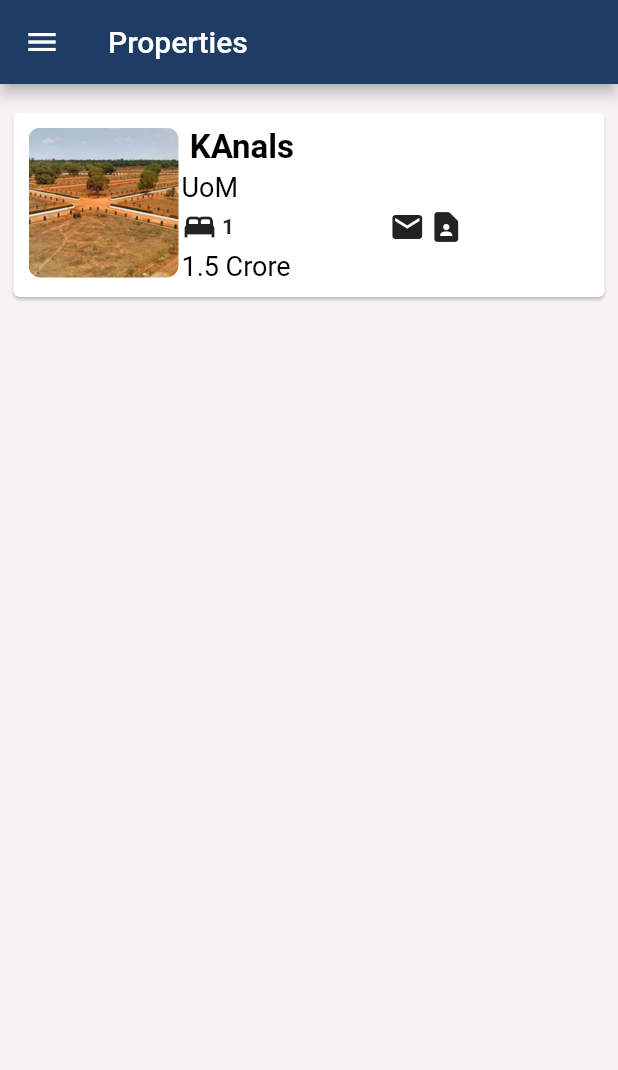
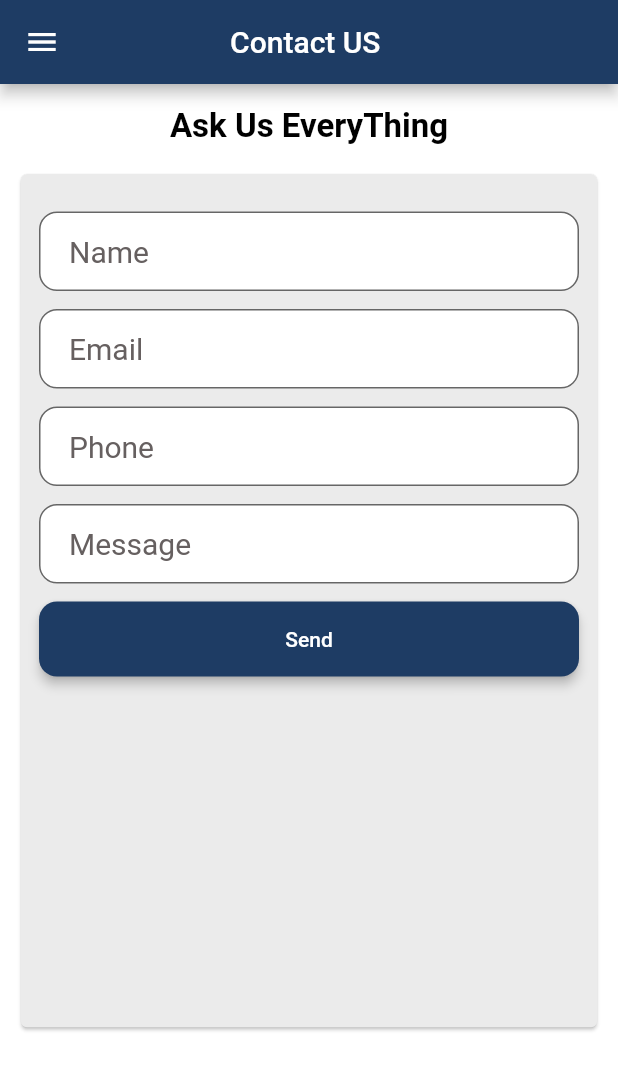
Before and after one commit to Musakhan14/property_app, a Flutter app: the screen it shows after launch, in the side drawer, after a tap on the "home" icon, on a phone screen of 412 x 824 dp. Shown: the top 1070 px of the screen. Run offline on Flutter 3.47's test engine with Material 2 defaults, Android fonts, the phone set to English and light mode, and no system bars; our stand-ins replace animated_splash_screen, awesome_bottom_bar.

Commit message:
2nd commit

```diff
--- /dev/null
+++ b/lib/Screens/contact_us_screen.dart
@@ -0,0 +1,159 @@
+import 'package:flutter/material.dart';
+import 'package:property_app/Widgets/app_drawer.dart';
+
+class ContactUScreen extends StatelessWidget {
+  const ContactUScreen({super.key});
+
+  @override
+  Widget build(BuildContext context) {
+    return Scaffold(
+      backgroundColor: Colors.white,
+      drawer: const AppDrawe(),
+      appBar: AppBar(
+        backgroundColor: Theme.of(context).primaryColor,
+        centerTitle: true,
+        title: const Text('Contact US '),
+      ),
+      body: Padding(
+        padding: const EdgeInsets.symmetric(horizontal: 10, vertical: 15),
+        child: Column(
+          // mainAxisAlignment: MainAxisAlignment.center,
+          crossAxisAlignment: CrossAxisAlignment.center,
+          children: [
+            const Center(
+                child: Text(
+              'Ask Us EveryThing',
+              style: TextStyle(
+                color: Colors.black,
+                fontSize: 22,
+                fontWeight: FontWeight.bold,
+              ),
+            )),
+            const SizedBox(height: 15),
+            // ignore: sized_box_for_whitespace
+            Container(
+              height: MediaQuery.of(context).size.height * 0.7,
+              width: MediaQuery.of(context).size.width,
+              child: Card(
+                color: const Color(0xffEBEBEB),
+                child: Padding(
+                  padding:
+                      const EdgeInsets.symmetric(horizontal: 12, vertical: 25),
+                  child: SingleChildScrollView(
+                    child: Column(
+                      children: [
+                        TextField(
+                          textAlign: TextAlign.start,
+                          decoration: InputDecoration(
+                            hintText: 'Name',
+                            hintStyle: const TextStyle(
+                              color: Color.fromARGB(255, 102, 96, 96),
+                              fontWeight: FontWeight.normal,
+                            ),
+                            contentPadding: const EdgeInsets.symmetric(
+                                vertical: 15, horizontal: 20),
+                            filled: true,
+                            fillColor: Colors.white,
+                            border: OutlineInputBorder(
+                                borderRadius: BorderRadius.circular(12)),
+                            focusedBorder: const OutlineInputBorder(
+                              borderRadius:
+                                  BorderRadius.all(Radius.circular(12.0)),
+                              borderSide: BorderSide(color: Colors.black),
+                            ),
+                          ),
+                        ),
+                        const SizedBox(height: 12),
+                        TextField(
+                          textAlign: TextAlign.start,
+                          decoration: InputDecoration(
+                            hintText: 'Email',
+                            hintStyle: const TextStyle(
+                              color: Color.fromARGB(255, 102, 96, 96),
+                              fontWeight: FontWeight.normal,
+                            ),
+                            contentPadding: const EdgeInsets.symmetric(
+                                vertical: 15, horizontal: 20),
+                            filled: true,
+                            fillColor: Colors.white,
+                            border: OutlineInputBorder(
+                                borderRadius: BorderRadius.circular(12)),
+                            focusedBorder: const OutlineInputBorder(
+                              borderRadius:
+                                  BorderRadius.all(Radius.circular(12.0)),
+                              borderSide: BorderSide(color: Colors.black),
+                            ),
+                          ),
+                        ),
+                        const SizedBox(height: 12),
+                        TextField(
+                          textAlign: TextAlign.start,
+                          decoration: InputDecoration(
+                            hintText: 'Phone',
+                            hintStyle: const TextStyle(
+                              color: Color.fromARGB(255, 102, 96, 96),
+                              fontWeight: FontWeight.normal,
+                            ),
+                            contentPadding: const EdgeInsets.symmetric(
+                                vertical: 15, horizontal: 20),
+                            filled: true,
+                            fillColor: Colors.white,
+                            border: OutlineInputBorder(
+                                borderRadius: BorderRadius.circular(12)),
+                            focusedBorder: const OutlineInputBorder(
+                              borderRadius:
+                                  BorderRadius.all(Radius.circular(12.0)),
+                              borderSide: BorderSide(color: Colors.black),
+                            ),
+                          ),
+                        ),
+                        const SizedBox(height: 12),
+                        TextField(
+                          textAlign: TextAlign.start,
+                          decoration: InputDecoration(
+                            hintText: 'Message',
+                            hintStyle: const TextStyle(
+                              color: Color.fromARGB(255, 102, 96, 96),
+                              fontWeight: FontWeight.normal,
+                            ),
+                            contentPadding: const EdgeInsets.symmetric(
+                                vertical: 15, horizontal: 20),
+                            filled: true,
+                            fillColor: Colors.white,
+                            border: OutlineInputBorder(
+                                borderRadius: BorderRadius.circular(12)),
+                            focusedBorder: const OutlineInputBorder(
+                              borderRadius:
+                                  BorderRadius.all(Radius.circular(12.0)),
+                              borderSide: BorderSide(color: Colors.black),
+                            ),
+                          ),
+                        ),
+                        const SizedBox(height: 12),
+                        SizedBox(
+                          width: MediaQuery.of(context).size.width,
+                          height: 50,
+                          child: ElevatedButton(
+                            style: ElevatedButton.styleFrom(
+                              backgroundColor: Theme.of(context).primaryColor,
+                              elevation: 3, //elevation of button
+                              shape: RoundedRectangleBorder(
+                                  //to set border radius to button
+                                  borderRadius: BorderRadius.circular(12)),
+                            ),
+                            onPressed: () {},
+                            child: const Text('Send'),
+                          ),
+                        ),
+                      ],
+                    ),
+                  ),
+                ),
+              ),
+            )
+          ],
+        ),
+      ),
+    );
+  }
+}
--- a/lib/Screens/favorite_screen.dart
+++ b/lib/Screens/favorite_screen.dart
@@ -6,6 +6,7 @@ class FavoriteScreen extends StatelessWidget {
   @override
   Widget build(BuildContext context) {
     return Scaffold(
+      backgroundColor: const Color(0xffF8F3F3),
       appBar: AppBar(
         backgroundColor: Theme.of(context).primaryColor,
         centerTitle: true,
--- a/lib/Screens/home_screen.dart
+++ b/lib/Screens/home_screen.dart
@@ -1,63 +1,39 @@
-// import 'package:awesome_bottom_bar/awesome_bottom_bar.dart';
-// import 'package:awesome_bottom_bar/tab_item.dart';
 import 'package:flutter/material.dart';
-// import 'package:property_app/Screens/properties_screen.dart';
-// import 'package:property_app/Screens/search_screen.dart';
+import 'package:property_app/Screens/auth/signup_screen.dart';
 
 import '../Widgets/app_drawer.dart';
 import '../Widgets/categoris_main_screen.dart';
 import '../Widgets/recommende_properties.dart';
-// import 'favorite_screen.dart';
-// import 'profile_screen.dart';
+import 'nav_bar_screen.dart';
 
 class HomePage extends StatefulWidget {
   const HomePage({super.key});
+
+//  Type bottomNavigationBar=BottomNavigationBar;
+
+  // HomePage({required this.bottomNavigationBar, super.key});
 
   @override
   State<HomePage> createState() => _HomePageState();
 }
 
-// List<TabItem> items = const [
-//   TabItem(
-//     icon: Icons.home,
-//     title: 'Home',
-//   ),
-//   TabItem(
-//     icon: Icons.location_city,
-//     title: 'Properties',
-//   ),
-//   TabItem(
-//     icon: Icons.search_sharp,
-//     title: 'Search',
-//   ),
-//   TabItem(
-//     icon: Icons.favorite,
-//     title: 'Cart',
-//   ),
-//   TabItem(
-//     icon: Icons.account_box,
-//     title: 'profile',
-//   ),
-// ];
-// int visit = 1;
-// List<Widget> _screen = [
-//   const HomePage(),
-//   PropertiesList(),
-//   const SearchScreen(),
-//   const FavoriteScreen(),
-//   const ProfileScreen(),
-// ];
-
 class _HomePageState extends State<HomePage> {
   @override
   Widget build(BuildContext context) {
     return Scaffold(
-      backgroundColor: const Color(0xffF8F3F3),
+      // backgroundColor: const Color(0xffF8F3F3),
+      backgroundColor: const Color(0xffEBEBEB),
+
       // App Drawer
       drawer: const AppDrawe(),
       appBar: AppBar(
         actions: [
-          IconButton(onPressed: () {}, icon: const Icon(Icons.person_outlined))
+          IconButton(
+              onPressed: () {
+                Navigator.push(context,
+                    MaterialPageRoute(builder: (context) => SignupPage()));
+              },
+              icon: const Icon(Icons.person_outlined))
         ],
         iconTheme: IconThemeData(color: Theme.of(context).primaryColor),
         backgroundColor: Colors.white,
@@ -94,6 +70,8 @@ class _HomePageState extends State<HomePage> {
                     const SizedBox(height: 10),
                     TextField(
                       decoration: InputDecoration(
+                        contentPadding: const EdgeInsets.symmetric(
+                            vertical: 14, horizontal: 20),
                         suffixIcon: const Icon(Icons.done),
                         prefixIcon: Icon(
                           Icons.search,
@@ -115,7 +93,7 @@ class _HomePageState extends State<HomePage> {
             ),
             const SizedBox(height: 10),
             const Padding(
-              padding: EdgeInsets.symmetric(horizontal: 15),
+              padding: EdgeInsets.symmetric(horizontal: 10),
               child: Text(
                 'Categories',
                 style: TextStyle(
@@ -126,13 +104,16 @@ class _HomePageState extends State<HomePage> {
               ),
             ),
             const SizedBox(height: 10),
-            SizedBox(
-              height: 100,
-              child: Category(),
+            Padding(
+              padding: const EdgeInsets.symmetric(horizontal: 10),
+              child: SizedBox(
+                height: 100,
+                child: Category(),
+              ),
             ),
             const SizedBox(height: 10),
             const Padding(
-              padding: EdgeInsets.symmetric(horizontal: 15),
+              padding: EdgeInsets.symmetric(horizontal: 10),
               child: Text(
                 'Recommended',
                 style: TextStyle(
@@ -144,11 +125,11 @@ class _HomePageState extends State<HomePage> {
             ),
             const SizedBox(height: 10),
             Padding(
-              padding: const EdgeInsets.symmetric(horizontal: 15),
+              padding: const EdgeInsets.symmetric(horizontal: 10),
               child: Container(
                 height: 220,
                 decoration: BoxDecoration(
-                  borderRadius: BorderRadius.circular(20),
+                  borderRadius: BorderRadius.circular(12),
                   color: Colors.white,
                 ),
                 child: Padding(
@@ -182,20 +163,6 @@ class _HomePageState extends State<HomePage> {
           ],
         ),
       ),
-      // bottomNavigationBar: BottomBarSalomon(
-      //   backgroundSelected: const Color(0xff1E3C64),
-      //   enableShadow: true,
-      //   items: items,
-      //   backgroundColor: Colors.white,
-      //   color: Theme.of(context).primaryColor,
-      //   colorSelected: Theme.of(context).accentColor,
-      //   indexSelected: visit,
-      //   onTap: (int index) => setState(
-      //     () {
-      //       visit = index;
-      //     },
-      //   ),
-      // ),
     );
   }
 }
--- a/lib/Screens/nav_bar_screen.dart
+++ b/lib/Screens/nav_bar_screen.dart
@@ -1,70 +1,70 @@
-// import 'package:flutter/material.dart';
+import 'package:flutter/material.dart';
 
-// import 'package:property_app/Screens/favorite_screen.dart';
-// import 'package:property_app/Screens/home_screen.dart';
-// import 'package:property_app/Screens/profile_screen.dart';
-// import 'package:property_app/Screens/properties_screen.dart';
-// import 'package:property_app/Screens/search_screen.dart';
+import 'package:property_app/Screens/favorite_screen.dart';
+import 'package:property_app/Screens/home_screen.dart';
+import 'package:property_app/Screens/profile_screen.dart';
+import 'package:property_app/Screens/properties_screen.dart';
+import 'package:property_app/Screens/search_screen.dart';
 
-// import 'package:awesome_bottom_bar/awesome_bottom_bar.dart';
+import 'package:awesome_bottom_bar/awesome_bottom_bar.dart';
 
-// class BNavigationBar extends StatefulWidget {
-//   const BNavigationBar({super.key});
+class BNavigationBar extends StatefulWidget {
+  const BNavigationBar({super.key});
 
-//   @override
-//   State<BNavigationBar> createState() => _BottomNavigationBarState();
-// }
+  @override
+  State<BNavigationBar> createState() => _BottomNavigationBarState();
+}
 
-// List<TabItem> items = const [
-//   TabItem(
-//     icon: Icons.home,
-//     title: 'Home',
-//   ),
-//   TabItem(
-//     icon: Icons.location_city,
-//     title: 'Properties',
-//   ),
-//   TabItem(
-//     icon: Icons.search_sharp,
-//     title: 'Search',
-//   ),
-//   TabItem(
-//     icon: Icons.favorite,
-//     title: 'Cart',
-//   ),
-//   TabItem(
-//     icon: Icons.account_box,
-//     title: 'profile',
-//   ),
-// ];
-// int visit = 0;
-// List<Widget> _screen = [
-//   const HomePage(),
-//   PropertiesList(),
-//   const SearchScreen(),
-//   const FavoriteScreen(),
-//   const ProfileScreen(),
-// ];
+List<TabItem> items = const [
+  TabItem(
+    icon: Icons.home,
+    title: 'Home',
+  ),
+  TabItem(
+    icon: Icons.location_city,
+    title: 'Properties',
+  ),
+  TabItem(
+    icon: Icons.search_sharp,
+    title: 'Search',
+  ),
+  TabItem(
+    icon: Icons.favorite,
+    title: 'Favorite',
+  ),
+  TabItem(
+    icon: Icons.account_box,
+    title: 'profile',
+  ),
+];
+int visit = 0;
+List<Widget> _screen = [
+  HomePage(),
+  PropertiesList(),
+  const SearchScreen(),
+  const FavoriteScreen(),
+  const ProfileScreen(),
+];
 
-// class _BottomNavigationBarState extends State<BNavigationBar> {
-//   @override
-//   Widget build(BuildContext context) {
-//     return Scaffold(
-//       body: _screen[visit],
-//       bottomNavigationBar: BottomBarSalomon(
-//         backgroundSelected: const Color(0xff1E3C64),
-//         enableShadow: true,
-//         items: items,
-//         backgroundColor: Colors.white,
-//         color: Theme.of(context).primaryColor,
-//         colorSelected: Theme.of(context).accentColor,
-//         indexSelected: visit,
-//         onTap: (int index) => setState(
-//           () {
-//             visit = index;
-//           },
-//         ),
-//       ),
-//     );
-//   }
-// }
+class _BottomNavigationBarState extends State<BNavigationBar> {
+  @override
+  Widget build(BuildContext context) {
+    return Scaffold(
+      body: _screen[visit],
+      bottomNavigationBar: BottomBarSalomon(
+        backgroundSelected: const Color(0xff1E3C64),
+        enableShadow: true,
+        items: items,
+        backgroundColor: Colors.white,
+        color: Theme.of(context).primaryColor,
+        colorSelected: Theme.of(context).colorScheme.secondary,
+        indexSelected: visit,
+        onTap: (int index) => setState(
+          () {
+            visit = index;
+          },
+        ),
+      ),
+    );
+  }
+}
--- a/lib/Screens/profile_screen.dart
+++ b/lib/Screens/profile_screen.dart
@@ -6,6 +6,7 @@ class ProfileScreen extends StatelessWidget {
   @override
   Widget build(BuildContext context) {
     return Scaffold(
+      backgroundColor: const Color(0xffF8F3F3),
       appBar: AppBar(
         backgroundColor: Theme.of(context).primaryColor,
         centerTitle: true,
--- a/lib/Screens/properties_screen.dart
+++ b/lib/Screens/properties_screen.dart
@@ -11,9 +11,10 @@ class PropertiesList extends StatelessWidget {
   @override
   Widget build(BuildContext context) {
     return Scaffold(
+      backgroundColor: const Color(0xffEBEBEB),
+
       // App Drawer
       drawer: const AppDrawe(),
-      backgroundColor: const Color(0xffF8F3F3),
       appBar: AppBar(
         backgroundColor: Theme.of(context).primaryColor,
         title: const Text('Properties'),
--- a/lib/Screens/search_screen.dart
+++ b/lib/Screens/search_screen.dart
@@ -6,6 +6,7 @@ class SearchScreen extends StatelessWidget {
   @override
   Widget build(BuildContext context) {
     return Scaffold(
+      backgroundColor: const Color(0xffF8F3F3),
       appBar: AppBar(
         backgroundColor: Theme.of(context).primaryColor,
         centerTitle: true,
--- a/lib/Screens/splash_screen.dart
+++ b/lib/Screens/splash_screen.dart
@@ -1,7 +1,8 @@
 import 'package:animated_splash_screen/animated_splash_screen.dart';
 import 'package:flutter/material.dart';
 import 'package:property_app/Screens/home_screen.dart';
-import 'package:property_app/Screens/nav_bar_screen.dart';
+
+import 'nav_bar_screen.dart';
 
 class SplashScreen extends StatelessWidget {
   const SplashScreen({super.key});
@@ -12,7 +13,7 @@ class SplashScreen extends StatelessWidget {
       splash: 'assets/images/Logo.png',
       // backgroundColor: ColorScheme.dark(background: S),
       backgroundColor: Theme.of(context).primaryColor,
-      nextScreen: const HomePage(),
+      nextScreen: const BNavigationBar(),
       splashTransition: SplashTransition.slideTransition,
       // pageTransitionType: PageTransitionType.scale,
     );
--- a/lib/Widgets/app_drawer.dart
+++ b/lib/Widgets/app_drawer.dart
@@ -1,16 +1,18 @@
 import 'package:flutter/material.dart';
+import 'package:property_app/Screens/auth/signup_screen.dart';
+import 'package:property_app/Screens/contact_us_screen.dart';
 
 import '../Screens/home_screen.dart';
 import '../Screens/properties_screen.dart';
 
 class AppDrawe extends StatelessWidget {
-  const AppDrawe({
-    super.key,
-  });
+  const AppDrawe({super.key});
 
   @override
   Widget build(BuildContext context) {
     return Drawer(
+        backgroundColor: const Color(0xffEBEBEB),
+
         // shape: DrawerThemeData,
         child: ListView(
           // Important: Remove any padding from the ListView.
@@ -45,8 +47,10 @@ class AppDrawe extends StatelessWidget {
                   const SizedBox(height: 20),
                   GestureDetector(
                     onTap: () {
-                  //    Navigator.push(context,
-                  // MaterialPageRoute(builder: (context) => const HomePage()));
+                      Navigator.push(
+                          context,
+                          MaterialPageRoute(
+                              builder: (context) => SignupPage()));
                     },
                     child: Container(
                       height: 50,
@@ -81,7 +85,7 @@ class AppDrawe extends StatelessWidget {
               title: const Text('Home'),
               onTap: () {
                 Navigator.push(context,
-                MaterialPageRoute(builder: (context) => const HomePage()));
+                    MaterialPageRoute(builder: (context) => HomePage()));
               },
             ),
             ListTile(
@@ -102,8 +106,10 @@ class AppDrawe extends StatelessWidget {
               ),
               title: const Text('Contact Us'),
               onTap: () {
-            Navigator.push(context,
-                MaterialPageRoute(builder: (context) => PropertiesList()));
+                Navigator.push(
+                    context,
+                    MaterialPageRoute(
+                        builder: (context) => const ContactUScreen()));
               },
             ),
             ListTile(
--- a/lib/Widgets/categoris_main_screen.dart
+++ b/lib/Widgets/categoris_main_screen.dart
@@ -30,13 +30,13 @@ class Category extends StatelessWidget {
                   icon: Icon(
                     category[index].icon,
                     size: 30,
-                    color: Theme.of(context).accentColor,
+                    color: Theme.of(context).colorScheme.secondary,
                   ),
                 ),
                 Text(
                   category[index].cTitle,
                   style: TextStyle(
-                    color: Theme.of(context).accentColor,
+                    color: Theme.of(context).colorScheme.secondary,
                     fontSize: 16,
                     fontWeight: FontWeight.bold,
                   ),
--- a/lib/Widgets/recommende_properties.dart
+++ b/lib/Widgets/recommende_properties.dart
@@ -22,7 +22,7 @@ class RecommendedProperties extends StatelessWidget {
           decoration: BoxDecoration(
             borderRadius: BorderRadius.circular(20),
             // color: const Color(0xffF8F3F3),
-            color: const Color.fromARGB(255, 185, 176, 176),
+            color: const Color(0xffEBEBEB),
           ),
           // child: Image(
           // image: AssetImage('assets/images/Logo.png'),
--- a/lib/main.dart
+++ b/lib/main.dart
@@ -16,14 +16,15 @@ class MyApp extends StatelessWidget {
       title: 'Property App',
       theme: ThemeData(
           primaryColor: const Color(0xff1E3C64),
-          accentColor: const Color(0xffEC9E37),
           canvasColor: const Color.fromRGBO(255, 254, 229, 1),
           textTheme: const TextTheme(
             titleMedium: TextStyle(
               fontSize: 20,
               fontWeight: FontWeight.bold,
             ),
-          )),
+          ),
+          colorScheme: ColorScheme.fromSwatch()
+              .copyWith(secondary: const Color(0xffEC9E37))),
       home: const SplashScreen(),
     );
   }
```
Also changed, not shown: lib/Screens/auth/signup_screen.dart (added, +223 -0 lines). Lines whose indentation alone changed are shown as unchanged.
